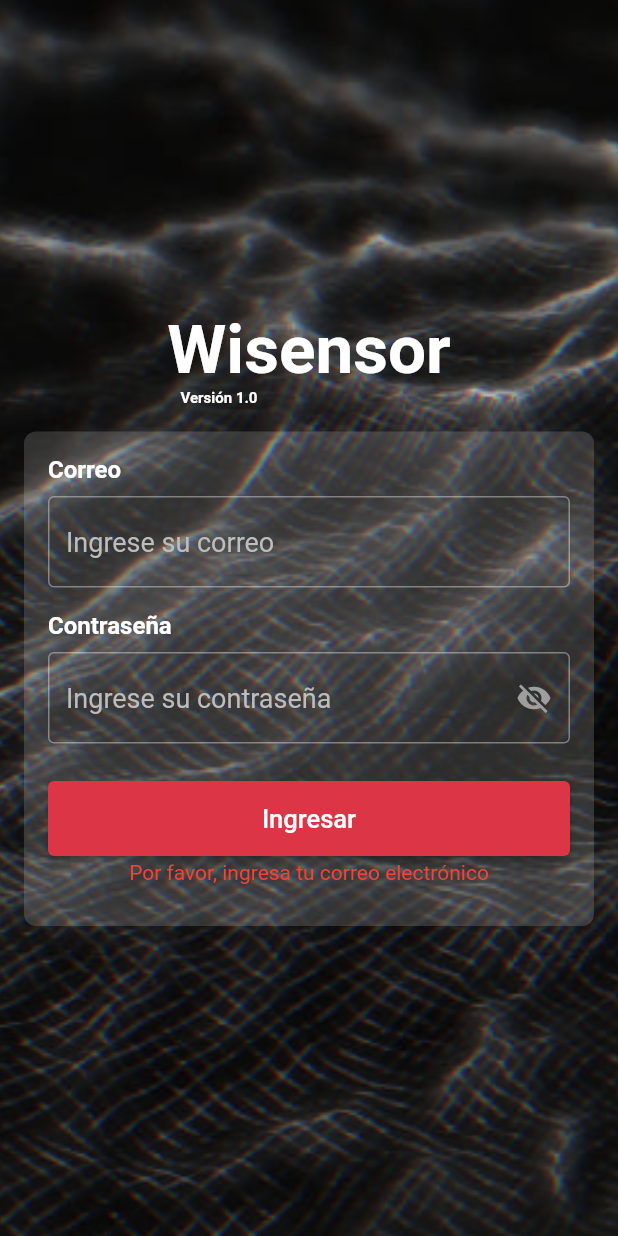
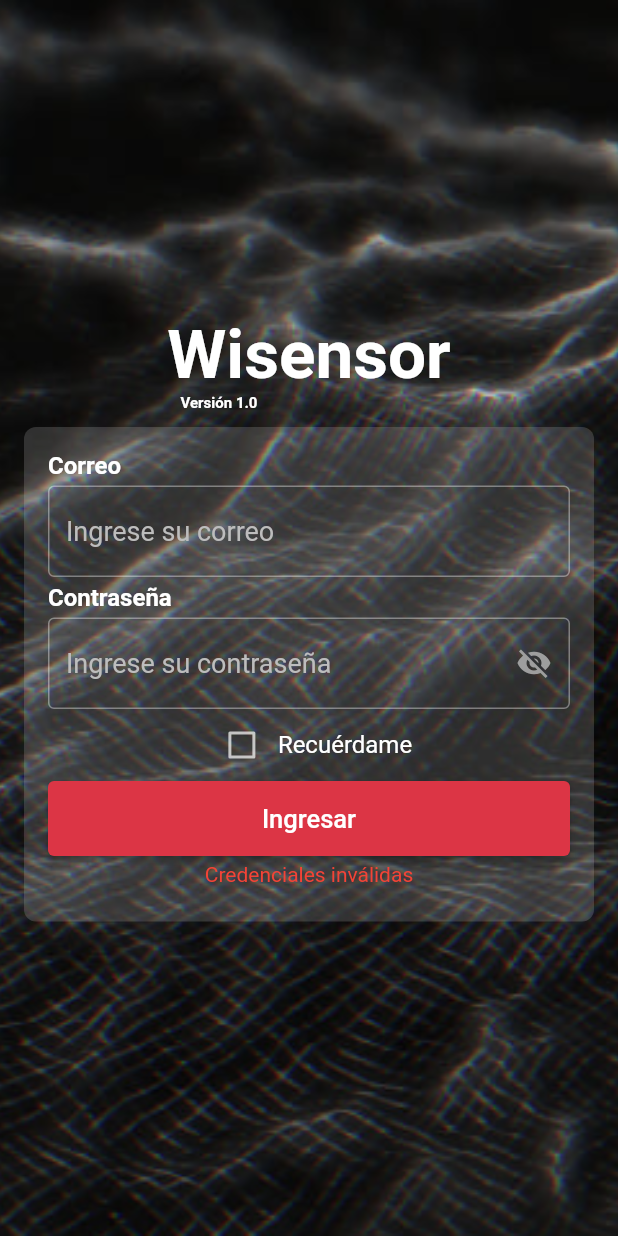
Before and after one commit to Deckerdyn/wisensor_app_6, a Flutter app: the screen it shows after launch, after a tap on "Ingresar", on a phone screen of 412 x 824 dp. Run offline on Flutter 3.47's test engine with Material 2 defaults, Android fonts, the phone set to English and light mode, and no system bars; our stand-ins replace connectivity, firebase_core, firebase_messaging, flutter_local_notifications, font_awesome_flutter, google_maps_flutter and 2 more; missing offline and left inert: dart:ffi; accounts and stored records are empty; network calls fail.

Commit message:
Se agregó un checkbox recuérdame, se cambiaron los espacios entre elementos del login, el orden de las alertas se invirtió y se cambió el texto de cerrar sesión a cerrar aplicación.

```diff
--- a/lib/pages/login_page.dart
+++ b/lib/pages/login_page.dart
@@ -18,6 +18,27 @@ class _LoginPageState extends State<LoginPage> {
   String _errorMessage = "";
   bool _isTimeout = false;
   bool _isPasswordVisible = false;
+  bool _rememberMe = false;
+
+  @override
+  void initState() {
+    super.initState();
+    _loadSavedCredentials();
+  }
+
+  Future<void> _loadSavedCredentials() async {
+    SharedPreferences prefs = await SharedPreferences.getInstance();
+    String? savedEmail = prefs.getString("email");
+    String? savedPassword = prefs.getString("password");
+
+    if (savedEmail != null && savedPassword != null) {
+      setState(() {
+        _emailController.text = savedEmail;
+        _passwordController.text = savedPassword;
+        _rememberMe = true;
+      });
+    }
+  }
 
   Future<bool> _checkConnectivity() async {
     var connectivityResult = await Connectivity().checkConnectivity();
@@ -25,22 +46,20 @@ class _LoginPageState extends State<LoginPage> {
   }
 
   bool _isEmailValid(String email) {
-    // Utiliza una expresión regular para validar el formato del correo electrónico
     final emailRegExp = RegExp(r'^[\w-]+(\.[\w-]+)*@[a-zA-Z\d-]+(\.[a-zA-Z\d-]+)*\.[a-zA-Z\d-]+$');
     return emailRegExp.hasMatch(email);
   }
 
   bool _isPasswordValid(String password) {
-    // Agrega tus propios requisitos para la contraseña, por ejemplo, longitud mínima, caracteres especiales, etc.
     return password.length >= 6;
   }
-
 
   Future<void> _submit() async {
     setState(() {
       _isLoading = true;
       _errorMessage = "";
     });
+
     String email = _emailController.text.trim();
     String password = _passwordController.text.trim();
 
@@ -53,42 +72,17 @@ class _LoginPageState extends State<LoginPage> {
       return;
     }
 
-
-    if (email.isEmpty) {
+    if (email.isEmpty || password.isEmpty || !_isEmailValid(email) || !_isPasswordValid(password)) {
       setState(() {
         _isLoading = false;
-        _errorMessage = "Por favor, ingresa tu correo electrónico";
+        _errorMessage = "Credenciales inválidas";
       });
       return;
     }
 
-    if (password.isEmpty) {
-      setState(() {
-        _isLoading = false;
-        _errorMessage = "Por favor, ingresa tu contraseña";
-      });
-      return;
-    }
-    if (!_isEmailValid(email)) {
-      setState(() {
-        _isLoading = false;
-        _errorMessage = 'Correo electrónico no válido';
-      });
-      return;
-    }
-
-    if (!_isPasswordValid(password)) {
-      setState(() {
-        _isLoading = false;
-        _errorMessage = 'La contraseña debe tener al menos 6 caracteres';
-      });
-      return;
-    }
-    const Duration timeoutDuration = Duration(seconds: 10); // Establece el tiempo de espera en segundos
-
+    const Duration timeoutDuration = Duration(seconds: 10);
     Timer timeoutTimer = Timer(timeoutDuration, () {
-      // Se agotó el tiempo de espera, cancela la solicitud y muestra un mensaje de error
-      http.Client().close(); // Cancela la solicitud HTTP actual
+      http.Client().close();
       setState(() {
         _isLoading = false;
         _isTimeout = true;
@@ -121,15 +115,22 @@ class _LoginPageState extends State<LoginPage> {
       await prefs.setString("token", token);
       await prefs.setInt("idu", idu);
 
+      if (_rememberMe) {
+        SharedPreferences prefs = await SharedPreferences.getInstance();
+        prefs.setString("email", email);
+        prefs.setString("password", password);
+      } else {
+        SharedPreferences prefs = await SharedPreferences.getInstance();
+        prefs.remove("email");
+        prefs.remove("password");
+      }
+
       Navigator.pushReplacement(
         context,
         MaterialPageRoute(builder: (context) => HomePage(idu: idu)),
       );
-      print("IDU: $idu"); // Printing the idu
-      print("TOKEN: $token"); //Printing the token
       timeoutTimer.cancel();
     } else {
-      print("alfin");
       var errorResponse = jsonDecode(response.body);
       var errorMessage = "";
       var message = errorResponse["message"];
@@ -184,7 +185,7 @@ class _LoginPageState extends State<LoginPage> {
                     textAlign: TextAlign.start,
                   ),
                 ),
-                const SizedBox(height: 16.0),
+                const SizedBox(height: 10.0),
                 Container(
                   padding: const EdgeInsets.all(16.0),
                   height: MediaQuery.of(context).size.height * 0.4,
@@ -203,25 +204,24 @@ class _LoginPageState extends State<LoginPage> {
                           color: Colors.white,
                         ),
                       ),
-                      const SizedBox(height: 8.0),
+                      const SizedBox(height: 4.0),
                       TextField(
                         controller: _emailController,
                         onChanged: (value) {
                           setState(() {
-                            // Realiza la validación del correo electrónico a medida que el usuario escribe
-                            _errorMessage = !_isEmailValid(value) ? 'Correo electrónico no válido' : '';
+                            _errorMessage =
+                            !_isEmailValid(value) ? 'Correo electrónico no válido' : '';
                           });
                         },
                         style: const TextStyle(color: Colors.white),
                         decoration: InputDecoration(
                           hintText: 'Ingrese su correo',
-                          hintStyle: TextStyle(
-                              fontSize: 18.0, color: Colors.grey[400]),
+                          hintStyle: TextStyle(fontSize: 18.0, color: Colors.grey[400]),
                           border: const OutlineInputBorder(),
                         ),
                       ),
 
-                      const SizedBox(height: 16.0),
+                      const SizedBox(height: 4.0),
 
                       const Text(
                         'Contraseña',
@@ -232,16 +232,17 @@ class _LoginPageState extends State<LoginPage> {
                         ),
                       ),
 
-                      const SizedBox(height: 8.0),
+                      const SizedBox(height: 4.0),
 
                       TextFormField(
                         controller: _passwordController,
                         onChanged: (value) {
                           setState(() {
-                            _errorMessage = !_isPasswordValid(value) ? 'La contraseña debe tener al menos 6 caracteres' : '';
+                            _errorMessage =
+                            !_isPasswordValid(value) ? 'La contraseña debe tener al menos 6 caracteres' : '';
                           });
                         },
-                        obscureText: !_isPasswordVisible, // Muestra los caracteres ocultos si _isPasswordVisible es false
+                        obscureText: !_isPasswordVisible,
                         decoration: InputDecoration(
                           hintText: 'Ingrese su contraseña',
                           hintStyle: TextStyle(fontSize: 18.0, color: Colors.grey[400]),
@@ -249,7 +250,7 @@ class _LoginPageState extends State<LoginPage> {
                           suffixIcon: GestureDetector(
                             onTap: () {
                               setState(() {
-                                _isPasswordVisible = !_isPasswordVisible; // Cambia el estado de la visibilidad de la contraseña
+                                _isPasswordVisible = !_isPasswordVisible;
                               });
                             },
                             child: Icon(
@@ -260,7 +261,26 @@ class _LoginPageState extends State<LoginPage> {
                         ),
                       ),
 
-                      const SizedBox(height: 25.0),
+                      // Checkbox para la opción "Recuérdame"
+                      Row(
+                        mainAxisAlignment: MainAxisAlignment.center,
+                        children: <Widget>[
+                          Checkbox(
+                            value: _rememberMe,
+                            onChanged: (value) {
+                              setState(() {
+                                _rememberMe = value ?? false;
+                              });
+                            },
+                          ),
+                          Text(
+                            'Recuérdame',
+                            style: TextStyle(fontSize: 16.0, color: Colors.white),
+                          ),
+                        ],
+                      ),
+
+                      const SizedBox(height: 0.0),
 
                       SizedBox(
                         width: double.infinity,
@@ -279,7 +299,7 @@ class _LoginPageState extends State<LoginPage> {
                         ),
                       ),
 
-                      const SizedBox(height: 3.0),
+                      const SizedBox(height: 4.0),
 
                       Center(
                         child: _errorMessage.isNotEmpty
@@ -290,7 +310,6 @@ class _LoginPageState extends State<LoginPage> {
                         )
                             : Container(),
                       ),
-
                     ],
                   ),
                 ),
@@ -301,4 +320,5 @@ class _LoginPageState extends State<LoginPage> {
       ),
     );
   }
+
 }
```
Also changed, not shown: lib/pages/home_page.dart (+6 -6 lines), lib/pages/weather_page.dart (+10 -7 lines). Lines whose indentation alone changed are shown as unchanged.
